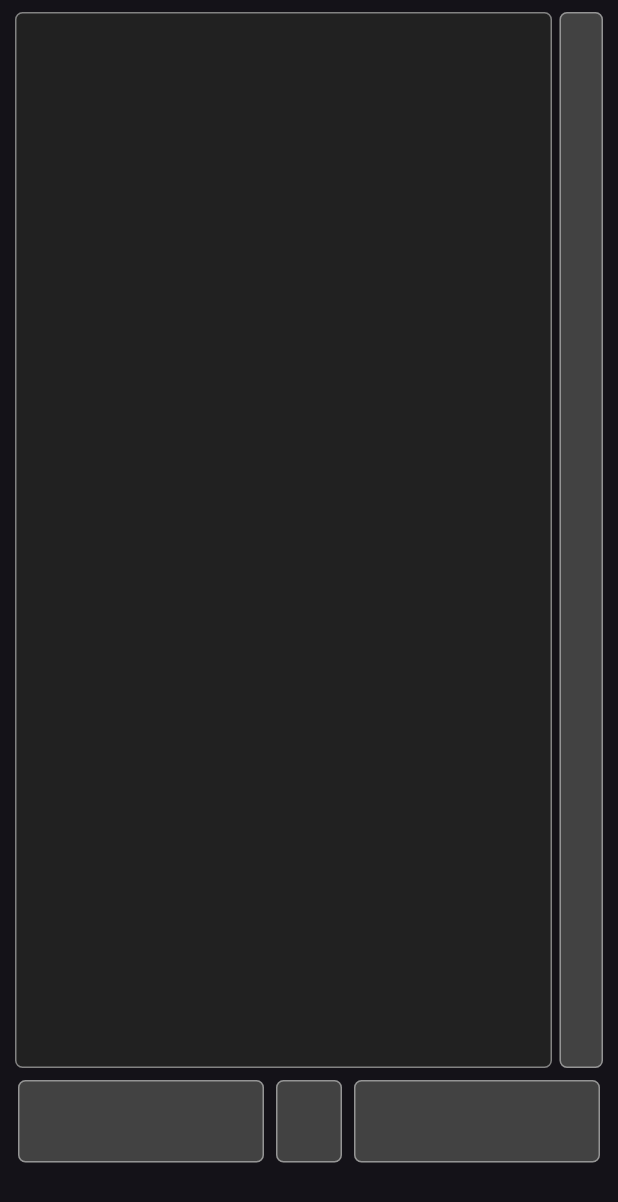
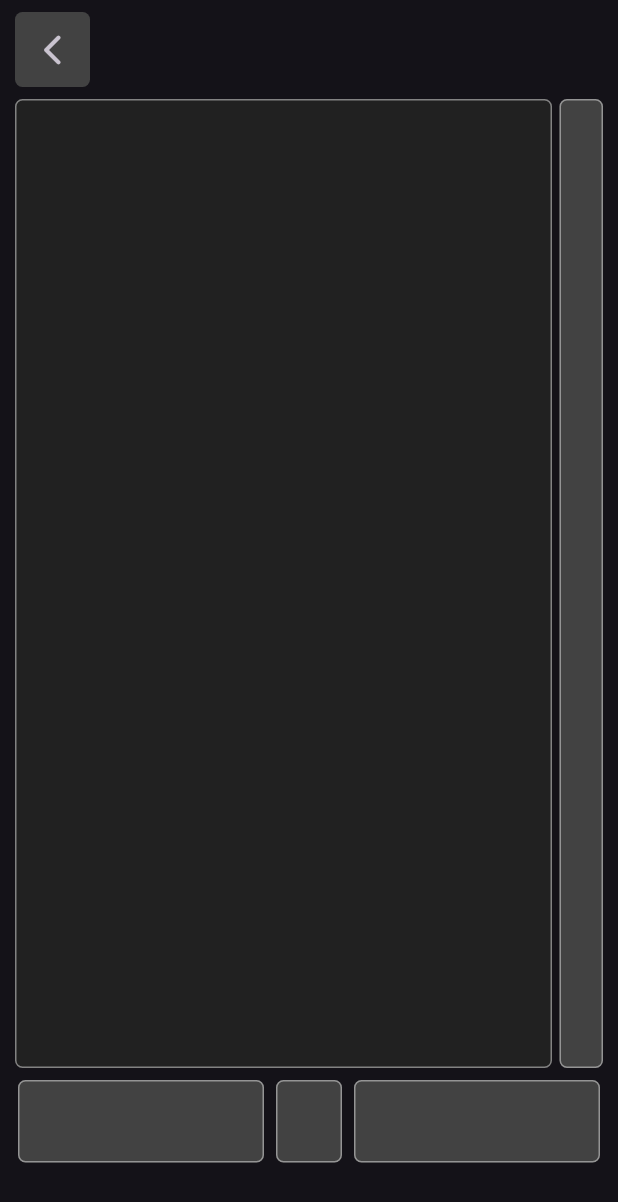
Before and after one commit to TBG101/Remote-Desktop-Shutdown, a Flutter app: the screen it shows after launch, after a tap on the "mouse" icon, on a phone screen of 412 x 824 dp. Shown: the top 1202 px of the screen. Run offline on Flutter 3.47's test engine with Material 3 defaults, Android fonts, the light colour scheme and no system bars; our stand-ins replace carousel_slider.

Commit message:
code optimisation

```diff
--- a/lib/mouse_screen.dart
+++ b/lib/mouse_screen.dart
@@ -1,4 +1,5 @@
 import 'package:flutter/material.dart';
+import 'package:flutter/widgets.dart';
 import 'package:remote_shutdown_desktop/const_values.dart';
 import 'package:remote_shutdown_desktop/model/sendpacket.dart';
 import 'package:remote_shutdown_desktop/widgets/mouse_buttons.dart';
@@ -76,15 +77,47 @@ class _MouseScreenState extends State<MouseScreen> {
   @override
   Widget build(BuildContext context) {
     var size = MediaQuery.of(context).size;
-    return SafeArea(
+    return PopScope(
+      canPop: false,
+      child: SafeArea(
         child: Scaffold(
           body: Column(
             children: [
               Padding(
-              padding: const EdgeInsets.symmetric(horizontal: 10, vertical: 8),
+                padding: const EdgeInsets.only(bottom: 0, top: 8, left: 10),
+                child: Row(
+                  mainAxisAlignment: MainAxisAlignment.start,
+                  crossAxisAlignment: CrossAxisAlignment.start,
+                  children: [
+                    SizedBox(
+                      height: 50,
+                      width: 50,
+                      child: IconButton(
+                        style: ButtonStyle(
+                            backgroundColor:
+                                MaterialStateProperty.all(Colors.grey[800]),
+                            shape: MaterialStateProperty.all<
+                                RoundedRectangleBorder>(
+                              RoundedRectangleBorder(
+
+                                borderRadius: BorderRadius.circular(5.0),
+                              ),
+                            )),
+                        onPressed: () {
+                          Navigator.pop(context);
+                        },
+                        icon: const Icon(Icons.arrow_back_ios_new_rounded),
+                      ),
+                    ),
+                  ],
+                ),
+              ),
+              Padding(
+                padding:
+                    const EdgeInsets.symmetric(horizontal: 10, vertical: 8),
                 child: SizedBox(
                   width: size.width,
-                height: size.height - 120,
+                  height: size.height - 120 - 42 - 8 * 2,
                   child: Row(
                     children: [
                       GestureDetector(
@@ -204,6 +237,7 @@ class _MouseScreenState extends State<MouseScreen> {
             ],
           ),
         ),
+      ),
     );
   }
 }
```
Lines whose indentation alone changed are shown as unchanged.
